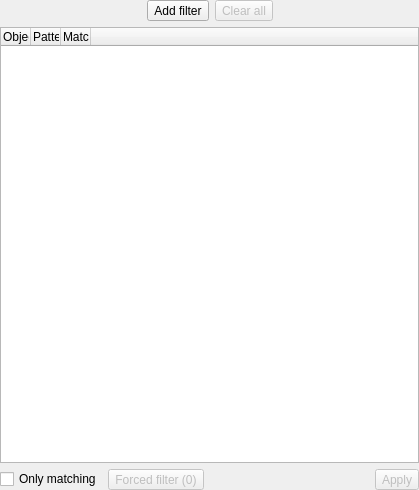
Qt form libpgmodeler_ui/ui/objectsfilterwidget.ui (pgmodeler/pgmodeler) before a commit.
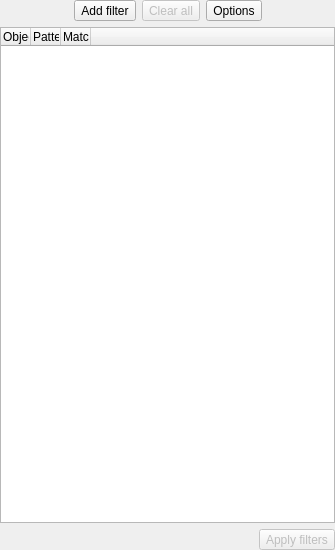
The same form after that commit. Icons and pictures are not drawn.

Commit message:
Improved the objects filtering in such way to allow filter by name or signature (WIP)
Improved the UI of ObjectsFilterWidget by moving all options to a popup
menu

Several changes in all catalog queries in order to support signature
matching

Diff of the .ui file:
```diff
--- a/libpgmodeler_ui/ui/objectsfilterwidget.ui
+++ b/libpgmodeler_ui/ui/objectsfilterwidget.ui
@@ -6,8 +6,8 @@
    <rect>
     <x>0</x>
     <y>0</y>
-    <width>419</width>
-    <height>490</height>
+    <width>335</width>
+    <height>550</height>
    </rect>
   </property>
   <property name="sizePolicy">
@@ -19,7 +19,7 @@
   <property name="windowTitle">
    <string>Form</string>
   </property>
-  <layout class="QGridLayout" name="gridLayout">
+  <layout class="QVBoxLayout" name="verticalLayout">
    <property name="leftMargin">
     <number>0</number>
    </property>
@@ -32,10 +32,10 @@
    <property name="bottomMargin">
     <number>0</number>
    </property>
-   <item row="0" column="0" colspan="6">
-    <layout class="QHBoxLayout" name="horizontalLayout">
      <item>
-      <spacer name="horizontalSpacer">
+    <layout class="QHBoxLayout" name="horizontalLayout_2">
+     <item>
+      <spacer name="horizontalSpacer_2">
        <property name="orientation">
         <enum>Qt::Horizontal</enum>
        </property>
@@ -49,6 +49,12 @@
      </item>
      <item>
       <widget class="QToolButton" name="add_tb">
+       <property name="sizePolicy">
+        <sizepolicy hsizetype="Fixed" vsizetype="Fixed">
+         <horstretch>0</horstretch>
+         <verstretch>0</verstretch>
+        </sizepolicy>
+       </property>
        <property name="text">
         <string>Add filter</string>
        </property>
@@ -75,6 +81,12 @@
        <property name="enabled">
         <bool>false</bool>
        </property>
+       <property name="sizePolicy">
+        <sizepolicy hsizetype="Fixed" vsizetype="Fixed">
+         <horstretch>0</horstretch>
+         <verstretch>0</verstretch>
+        </sizepolicy>
+       </property>
        <property name="text">
         <string>Clear all</string>
        </property>
@@ -97,7 +109,42 @@
       </widget>
      </item>
      <item>
-      <spacer name="horizontalSpacer_2">
+      <widget class="QToolButton" name="options_tb">
+       <property name="enabled">
+        <bool>true</bool>
+       </property>
+       <property name="sizePolicy">
+        <sizepolicy hsizetype="Fixed" vsizetype="Fixed">
+         <horstretch>0</horstretch>
+         <verstretch>0</verstretch>
+        </sizepolicy>
+       </property>
+       <property name="text">
+        <string>Options</string>
+       </property>
+       <property name="icon">
+        <iconset resource="../res/resources.qrc">
+         <normaloff>:/icones/icones/config.png</normaloff>:/icones/icones/config.png</iconset>
+       </property>
+       <property name="iconSize">
+        <size>
+         <width>22</width>
+         <height>22</height>
+        </size>
+       </property>
+       <property name="shortcut">
+        <string>Shift+Del</string>
+       </property>
+       <property name="popupMode">
+        <enum>QToolButton::InstantPopup</enum>
+       </property>
+       <property name="toolButtonStyle">
+        <enum>Qt::ToolButtonTextBesideIcon</enum>
+       </property>
+      </widget>
+     </item>
+     <item>
+      <spacer name="horizontalSpacer_3">
        <property name="orientation">
         <enum>Qt::Horizontal</enum>
        </property>
@@ -111,7 +158,7 @@
      </item>
     </layout>
    </item>
-   <item row="2" column="0" colspan="6">
+   <item>
     <widget class="QTableWidget" name="filters_tbw">
      <property name="enabled">
       <bool>true</bool>
@@ -222,57 +269,22 @@
      </column>
     </widget>
    </item>
-   <item row="4" column="0">
-    <widget class="QCheckBox" name="only_matching_chk">
-     <property name="sizePolicy">
-      <sizepolicy hsizetype="Fixed" vsizetype="Fixed">
-       <horstretch>0</horstretch>
-       <verstretch>0</verstretch>
-      </sizepolicy>
-     </property>
-     <property name="toolTip">
-      <string>When checked causes only the objects matching the filter(s) to be imported discarding those that don't match.</string>
-     </property>
-     <property name="text">
-      <string>Only matching</string>
-     </property>
-    </widget>
-   </item>
-   <item row="4" column="1">
-    <widget class="QToolButton" name="forced_filter_tb">
-     <property name="enabled">
-      <bool>false</bool>
-     </property>
-     <property name="sizePolicy">
-      <sizepolicy hsizetype="Fixed" vsizetype="Fixed">
-       <horstretch>0</horstretch>
-       <verstretch>0</verstretch>
-      </sizepolicy>
-     </property>
-     <property name="toolTip">
-      <string>&lt;p&gt;Forces the filtering of table children objects (constraints, indexes, policies, rules and triggers) if there's at least one table/view/foreign table filter configured. This will bring only the children related to the filtered tables. This option bypasses the non matches discarding option for the selected children objects types.&lt;/p&gt;</string>
-     </property>
-     <property name="text">
-      <string>Forced filter (0)</string>
-     </property>
-     <property name="iconSize">
+   <item>
+    <layout class="QHBoxLayout" name="horizontalLayout">
+     <item>
+      <spacer name="horizontalSpacer">
+       <property name="orientation">
+        <enum>Qt::Horizontal</enum>
+       </property>
+       <property name="sizeHint" stdset="0">
       <size>
-       <width>22</width>
-       <height>22</height>
-      </size>
-     </property>
-     <property name="popupMode">
-      <enum>QToolButton::InstantPopup</enum>
-     </property>
-     <property name="toolButtonStyle">
-      <enum>Qt::ToolButtonTextBesideIcon</enum>
-     </property>
-     <property name="arrowType">
-      <enum>Qt::NoArrow</enum>
-     </property>
-    </widget>
-   </item>
-   <item row="4" column="5">
+         <width>40</width>
+         <height>20</height>
+        </size>
+       </property>
+      </spacer>
+     </item>
+     <item>
     <widget class="QToolButton" name="apply_tb">
      <property name="enabled">
       <bool>false</bool>
@@ -281,7 +293,7 @@
       <string>Apply configured filter(s)</string>
      </property>
      <property name="text">
-      <string>Apply</string>
+        <string>Apply filters</string>
      </property>
      <property name="icon">
       <iconset resource="../res/resources.qrc">
@@ -298,18 +310,7 @@
      </property>
     </widget>
    </item>
-   <item row="4" column="2" colspan="3">
-    <spacer name="horizontalSpacer_3">
-     <property name="orientation">
-      <enum>Qt::Horizontal</enum>
-     </property>
-     <property name="sizeHint" stdset="0">
-      <size>
-       <width>40</width>
-       <height>20</height>
-      </size>
-     </property>
-    </spacer>
+    </layout>
    </item>
   </layout>
  </widget>
```
Left out of the diff: 2 changed lines with no effect on the pictures. Lines whose indentation alone changed are shown as unchanged. The commit also changes 37 other files.
